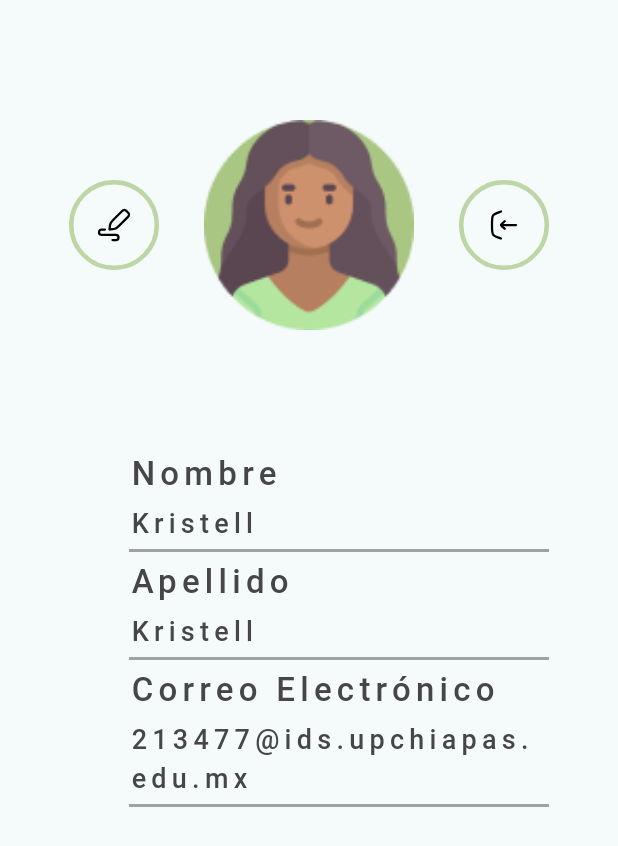
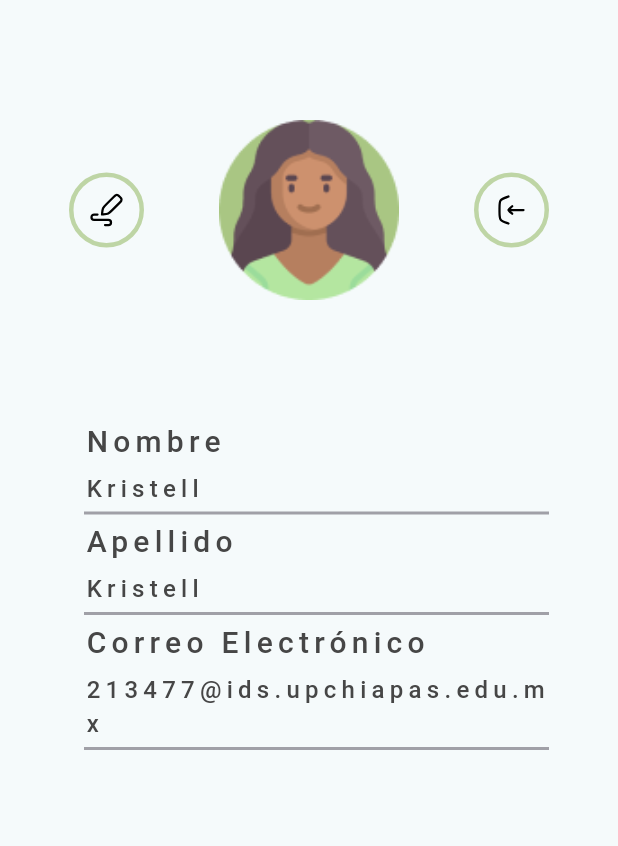
Before and after one commit to LarissaHilario/ResQbite, a Flutter app: the ProfilePage screen opened directly, on a phone screen of 412 x 824 dp. Shown: the top 846 px of the screen. Run offline on Flutter 3.47's test engine with Material 3 defaults, Android fonts, the phone set to English and light mode, and no system bars; our stand-ins replace flutter_svg; Roboto replaces fonts that are missing (FiraSansCondensed); project files that could hold a hidden picture were left out.

Commit message:
fixed: profiles

```diff
--- a/lib/presentation/pages/profile_page.dart
+++ b/lib/presentation/pages/profile_page.dart
@@ -23,8 +23,8 @@ class _ProfilePageState extends State<ProfilePage> {
           child:
               Row(mainAxisAlignment: MainAxisAlignment.spaceBetween, children: [
             Container(
-              width: 60,
-              height: 60,
+              width: 50,
+              height: 50,
               decoration: BoxDecoration(
                 shape: BoxShape.circle,
                 border: Border.all(
@@ -45,16 +45,16 @@ class _ProfilePageState extends State<ProfilePage> {
               ),
             ),
             SizedBox(
-              width: 140,
-              height: 140,
+              width: 120,
+              height: 120,
               child: Image.asset(
                 'assets/images/profile.png',
                 fit: BoxFit.fill,
               ),
             ),
             Container(
-              width: 60,
-              height: 60,
+              width: 50,
+              height: 50,
               decoration: BoxDecoration(
                 shape: BoxShape.circle,
                 border: Border.all(
@@ -80,7 +80,7 @@ class _ProfilePageState extends State<ProfilePage> {
       Align(
           alignment: Alignment.topLeft,
           child: Padding(
-              padding: const EdgeInsets.only(left: 86, top: 80, right: 46),
+              padding: const EdgeInsets.only(left: 56, top: 80, right: 46),
               child: Column(
                   mainAxisAlignment: MainAxisAlignment.spaceBetween,
                   crossAxisAlignment: CrossAxisAlignment.start,
@@ -88,7 +88,7 @@ class _ProfilePageState extends State<ProfilePage> {
                     Text(
                       'Nombre',
                       style: TextStyle(
-                        fontSize: 22.0,
+                        fontSize: 20.0,
                         color: Color(0xFF464646),
                         fontWeight: FontWeight.w500,
                         fontFamily: 'FiraSansCondensed',
@@ -101,7 +101,7 @@ class _ProfilePageState extends State<ProfilePage> {
                     Text(
                       'Kristell',
                       style: TextStyle(
-                        fontSize: 18.0,
+                        fontSize: 16.0,
                         color: Color(0xFF464646),
                         fontWeight: FontWeight.w500,
                         fontFamily: 'FiraSansCondensed',
@@ -117,7 +117,7 @@ class _ProfilePageState extends State<ProfilePage> {
                     Text(
                       'Apellido',
                       style: TextStyle(
-                        fontSize: 22.0,
+                        fontSize: 20.0,
                         color: Color(0xFF464646),
                         fontWeight: FontWeight.w500,
                         fontFamily: 'FiraSansCondensed',
@@ -130,7 +130,7 @@ class _ProfilePageState extends State<ProfilePage> {
                     Text(
                       'Kristell',
                       style: TextStyle(
-                        fontSize: 18.0,
+                        fontSize: 16.0,
                         color: Color(0xFF464646),
                         fontWeight: FontWeight.w500,
                         fontFamily: 'FiraSansCondensed',
@@ -147,7 +147,7 @@ class _ProfilePageState extends State<ProfilePage> {
                     Text(
                       'Correo Electrónico',
                       style: TextStyle(
-                        fontSize: 22.0,
+                        fontSize: 20.0,
                         color: Color(0xFF464646),
                         fontWeight: FontWeight.w500,
                         fontFamily: 'FiraSansCondensed',
@@ -160,7 +160,7 @@ class _ProfilePageState extends State<ProfilePage> {
                     Text(
                       '213477@ids.upchiapas.edu.mx',
                       style: TextStyle(
-                        fontSize: 18.0,
+                        fontSize: 16.0,
                         color: Color(0xFF464646),
                         fontWeight: FontWeight.w500,
                         fontFamily: 'FiraSansCondensed',
@@ -175,7 +175,7 @@ class _ProfilePageState extends State<ProfilePage> {
                         ),
                   ]))),
       SizedBox(
-        height: 510,
+        height: 325,
       ),
       Align(
           alignment: Alignment.topCenter,
@@ -184,7 +184,7 @@ class _ProfilePageState extends State<ProfilePage> {
               decoration: BoxDecoration(
                 color: Color(0xFFDDE4D9),
               ),child: Padding(
-              padding: const EdgeInsets.only(left: 70, right: 70),
+              padding: const EdgeInsets.only(left: 50, right: 50),
 
                 child: Row(
                     mainAxisAlignment: MainAxisAlignment.spaceBetween,
```
Also changed, not shown: lib/presentation/pages/Store/profile_store_page.dart (+28 -28 lines).
